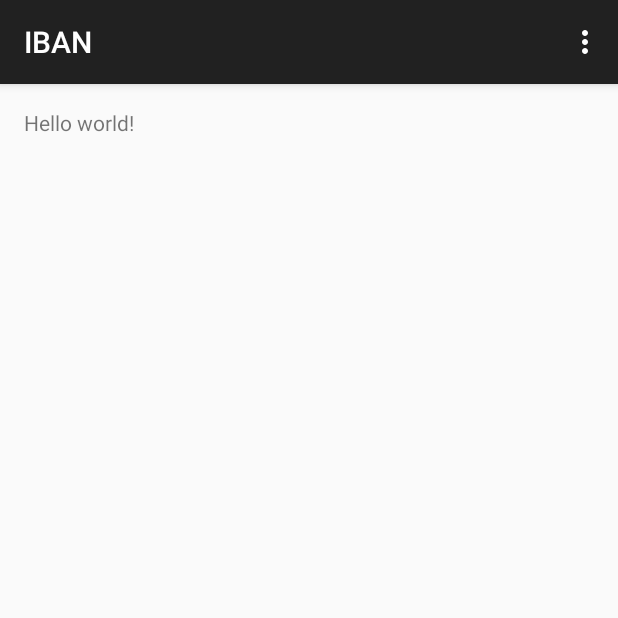
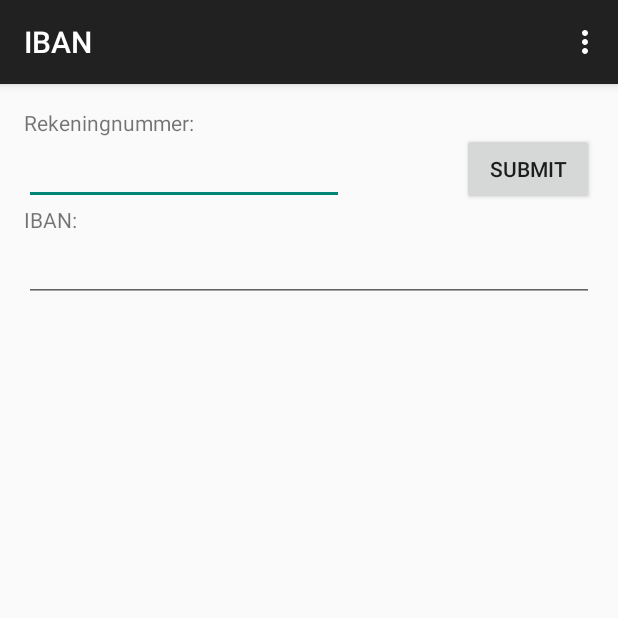
Before and after one commit to HoogenboomSolutions/IBAN, an Android app: the screen it shows after launch (MainActivity), on a phone screen of 412 x 824 dp, the top half of it. Run offline under Robolectric (Android 15) with nearby library versions, the phone set to English and light mode, and no system bars.

Commit message:
Created app and first draft of UI

```diff
--- a/app/src/main/res/layout/activity_main.xml
+++ b/app/src/main/res/layout/activity_main.xml
@@ -5,7 +5,52 @@
     android:paddingTop="@dimen/activity_vertical_margin"
     android:paddingBottom="@dimen/activity_vertical_margin" tools:context=".MainActivity">
 
-    <TextView android:text="@string/hello_world" android:layout_width="wrap_content"
-        android:layout_height="wrap_content" />
+    <EditText
+        android:layout_width="wrap_content"
+        android:layout_height="wrap_content"
+        android:inputType="number"
+        android:ems="10"
+        android:id="@+id/editText"
+        android:layout_below="@+id/textView"
+        android:layout_alignParentLeft="true"
+        android:layout_alignParentStart="true" />
+
+    <TextView
+        android:layout_width="wrap_content"
+        android:layout_height="wrap_content"
+        android:text="@string/input_num"
+        android:id="@+id/textView"
+        android:layout_alignParentTop="true"
+        android:layout_alignParentLeft="true"
+        android:layout_alignParentStart="true" />
+
+    <Button
+        android:layout_width="wrap_content"
+        android:layout_height="wrap_content"
+        android:text="@string/btn_text"
+        android:id="@+id/button"
+        android:layout_alignBottom="@+id/editText"
+        android:layout_alignParentRight="true"
+        android:layout_alignParentEnd="true" />
+
+    <TextView
+        android:layout_width="wrap_content"
+        android:layout_height="wrap_content"
+        android:text="@string/hiddentext"
+        android:id="@+id/textView2"
+        android:layout_below="@+id/editText"
+        android:layout_alignParentLeft="true"
+        android:layout_alignParentStart="true" />
+
+    <EditText
+        android:layout_width="wrap_content"
+        android:layout_height="wrap_content"
+        android:id="@+id/editText2"
+        android:layout_below="@+id/textView2"
+        android:layout_alignParentLeft="true"
+        android:layout_alignParentStart="true"
+        android:singleLine="true"
+        android:layout_alignRight="@+id/button"
+        android:layout_alignEnd="@+id/button" />
 
 </RelativeLayout>
--- a/app/src/main/res/values/strings.xml
+++ b/app/src/main/res/values/strings.xml
@@ -1,6 +1,9 @@
 <resources>
     <string name="app_name">IBAN</string>
 
-    <string name="hello_world">Hello world!</string>
+    <string name="input_num">Rekeningnummer: </string>
     <string name="action_settings">Settings</string>
+    <string name="btn_text">Submit</string>
+    <string name="hiddentext">IBAN: </string>
+    <string name="iban"></string>
 </resources>
```
Also changed, not shown: 1 other file.
